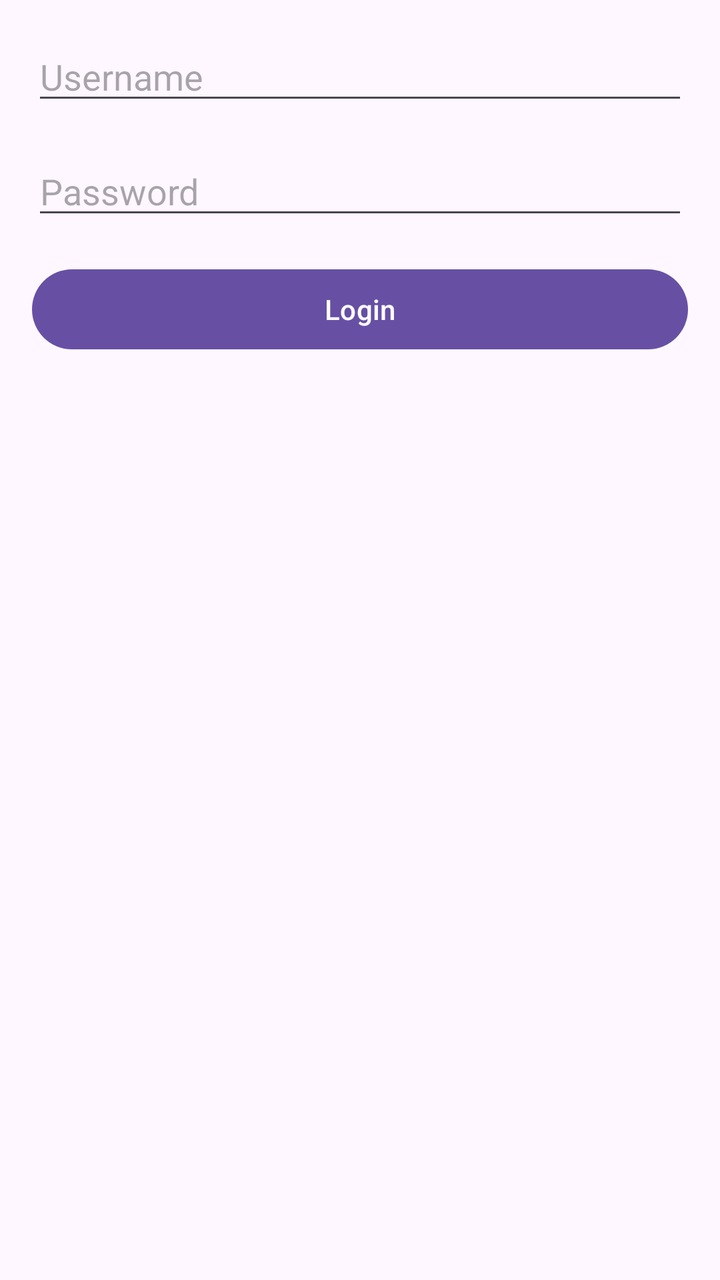
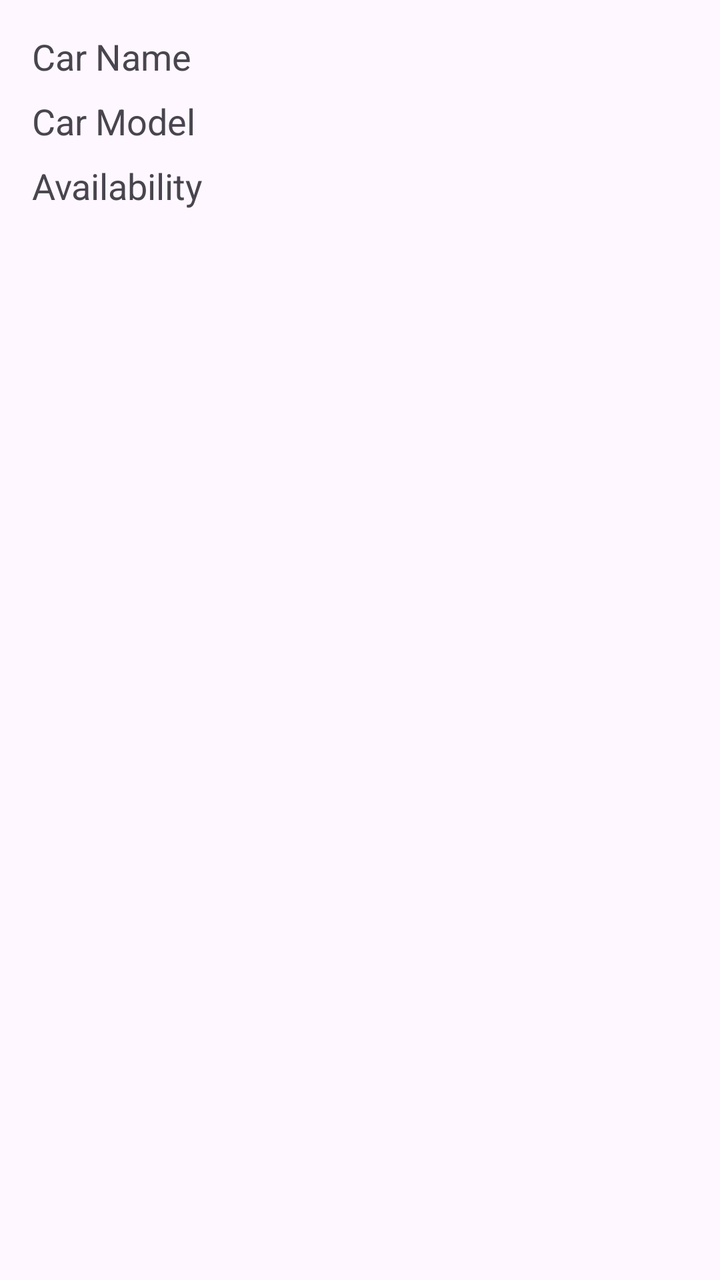

The first picture is an Android layout as it rendered before a commit; the second is the same layout after the commit. The layout source and the unified diff follow.
<!-- AndroidManifest.xml: application theme Theme.Lab_REST -->
<!-- res/layout/activity_admin_login.xml -->
<?xml version="1.0" encoding="utf-8"?>
<RelativeLayout xmlns:android="http://schemas.android.com/apk/res/android"
    android:layout_width="match_parent"
    android:layout_height="match_parent"
    android:padding="16dp">

    <EditText
        android:id="@+id/editTextUsername"
        android:layout_width="match_parent"
        android:layout_height="wrap_content"
        android:hint="Username" />

    <EditText
        android:id="@+id/editTextPassword"
        android:layout_width="match_parent"
        android:layout_height="wrap_content"
        android:layout_below="@id/editTextUsername"
        android:layout_marginTop="16dp"
        android:hint="Password"
        android:inputType="textPassword" />

    <Button
        android:id="@+id/buttonLogin"
        android:layout_width="match_parent"
        android:layout_height="wrap_content"
        android:layout_below="@id/editTextPassword"
        android:layout_marginTop="16dp"
        android:text="Login" />
</RelativeLayout>
<!-- resources referenced by this layout -->
<resources>
  <style name="Theme.Lab_REST" parent="Base.Theme.Lab_REST" />
  <style name="Base.Theme.Lab_REST" parent="Theme.Material3.DayNight.NoActionBar">
          
          
      </style>
</resources>

<!-- the commit's change to res/layout/activity_admin_login.xml (unified diff, before → after) -->
@@ -1,29 +1,31 @@
-<?xml version="1.0" encoding="utf-8"?>
 <RelativeLayout xmlns:android="http://schemas.android.com/apk/res/android"
     android:layout_width="match_parent"
     android:layout_height="match_parent"
     android:padding="16dp">
 
-    <EditText
-        android:id="@+id/editTextUsername"
-        android:layout_width="match_parent"
+    <TextView
+        android:id="@+id/tvCarName"
+        android:layout_width="wrap_content"
         android:layout_height="wrap_content"
-        android:hint="Username" />
+        android:text="Car Name"
+        android:textSize="18sp"
+        android:layout_marginBottom="8dp"/>
 
-    <EditText
-        android:id="@+id/editTextPassword"
-        android:layout_width="match_parent"
+    <TextView
+        android:id="@+id/tvCarModel"
+        android:layout_width="wrap_content"
         android:layout_height="wrap_content"
-        android:layout_below="@id/editTextUsername"
-        android:layout_marginTop="16dp"
-        android:hint="Password"
-        android:inputType="textPassword" />
+        android:text="Car Model"
+        android:textSize="18sp"
+        android:layout_below="@id/tvCarName"
+        android:layout_marginBottom="8dp"/>
 
-    <Button
-        android:id="@+id/buttonLogin"
-        android:layout_width="match_parent"
+    <TextView
+        android:id="@+id/tvCarAvailability"
+        android:layout_width="wrap_content"
         android:layout_height="wrap_content"
-        android:layout_below="@id/editTextPassword"
-        android:layout_marginTop="16dp"
-        android:text="Login" />
+        android:text="Availability"
+        android:textSize="18sp"
+        android:layout_below="@id/tvCarModel"
+        android:layout_marginBottom="8dp"/>
 </RelativeLayout>
